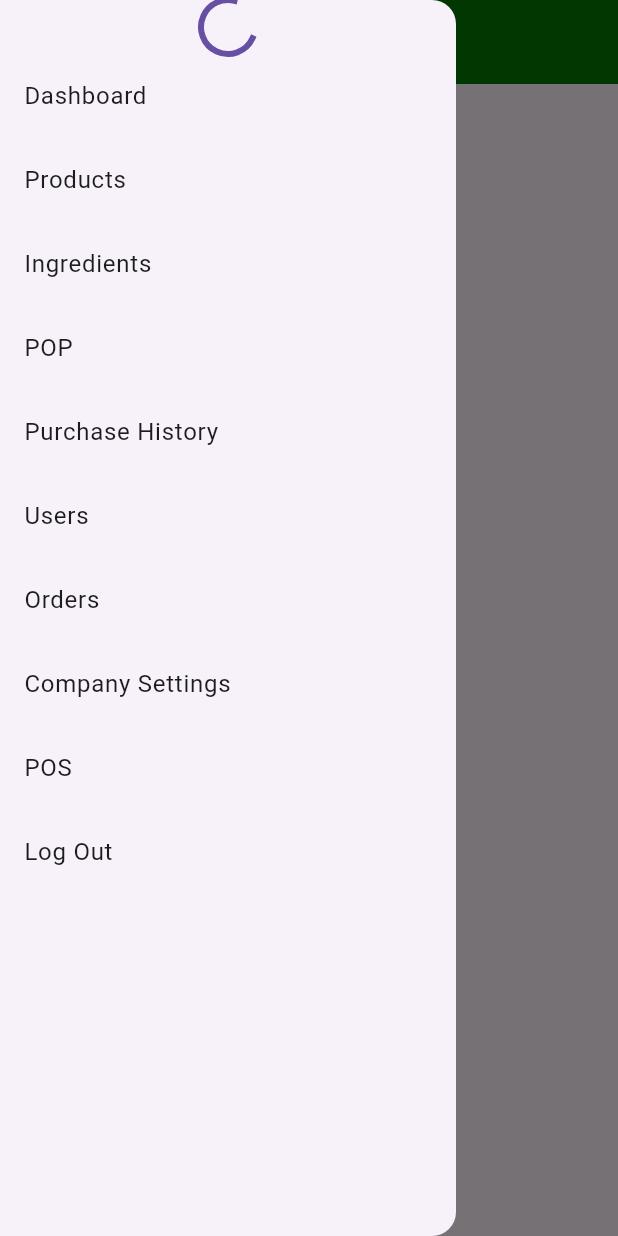
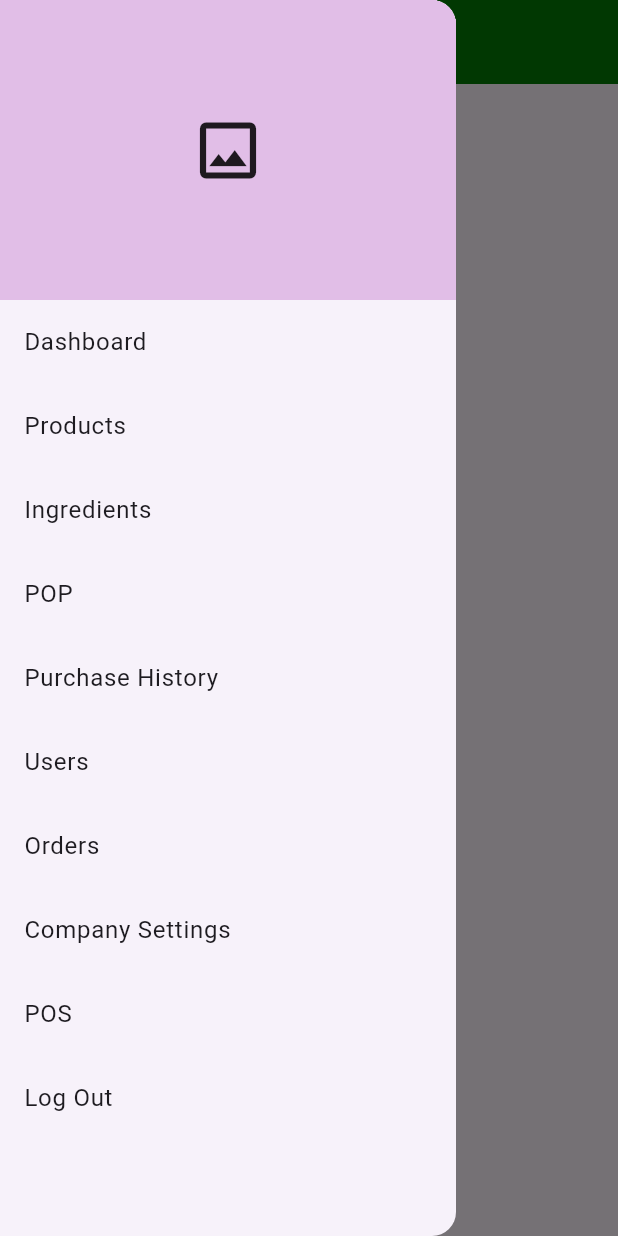
Before and after one commit to yousafi23/point-of-sale, a Flutter app: the OrderViewScreen screen opened directly, with the side drawer open, on a phone screen of 412 x 824 dp. Run offline on Flutter 3.47's test engine with Material 3 defaults, Android fonts, the phone set to English and light mode, and no system bars; our stand-ins replace image_picker, jiffy, open_file, sqflite, sqflite_common_ffi, syncfusion_flutter_charts; missing offline and left inert: syncfusion_flutter_xlsio; accounts and stored records are empty; statements that could not run were skipped; key blocks and very long unbroken strings in the code were emptied for the run.

Commit message:
Starting logo set instead of loading circle

```diff
--- a/lib/general/drawer.dart
+++ b/lib/general/drawer.dart
@@ -48,13 +48,19 @@ class ReusableDrawer extends StatelessWidget {
               if (snapshot.connectionState == ConnectionState.done &&
                   snapshot.hasData) {
                 final CompanyModel company = snapshot.data!;
-                // print(snapshot.data);
                 return Image.memory(
                   company.companyLogo,
                   fit: BoxFit.cover,
                 );
               } else {
-                return const Center(child: CircularProgressIndicator());
+                return Container(
+                  color: Colors.purple.shade100,
+                  width: 200,
+                  height: 200,
+                  child: const Center(
+                    child: Icon(Icons.image_outlined, size: 50),
+                  ),
+                );
               }
             },
           ),
```
